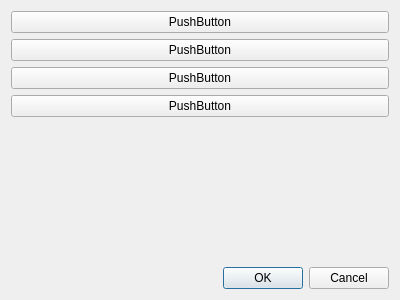
Qt form diplom/colormapdialog.ui (melkaya/project) before a commit.
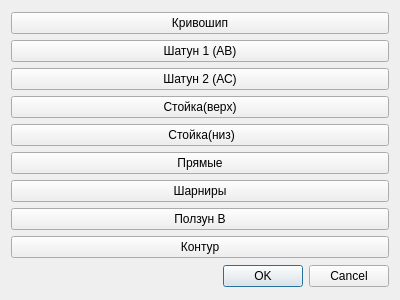
The same form after that commit.

```diff
--- a/diplom/colormapdialog.ui
+++ b/diplom/colormapdialog.ui
@@ -21,44 +21,81 @@
     <layout class="QVBoxLayout" name="verticalLayout_2">
      <item>
       <widget class="QPushButton" name="pushButton">
+       <property name="enabled">
+        <bool>true</bool>
+       </property>
+       <property name="sizePolicy">
+        <sizepolicy hsizetype="Preferred" vsizetype="Fixed">
+         <horstretch>0</horstretch>
+         <verstretch>0</verstretch>
+        </sizepolicy>
+       </property>
+       <property name="minimumSize">
+        <size>
+         <width>10</width>
+         <height>0</height>
+        </size>
+       </property>
        <property name="text">
-        <string>PushButton</string>
+        <string>Кривошип</string>
        </property>
       </widget>
      </item>
      <item>
       <widget class="QPushButton" name="pushButton_2">
        <property name="text">
-        <string>PushButton</string>
+        <string>Шатун 1 (АВ)</string>
        </property>
       </widget>
      </item>
      <item>
       <widget class="QPushButton" name="pushButton_3">
        <property name="text">
-        <string>PushButton</string>
+        <string>Шатун 2 (АС)</string>
        </property>
       </widget>
      </item>
      <item>
       <widget class="QPushButton" name="pushButton_4">
        <property name="text">
-        <string>PushButton</string>
+        <string> Стойка(верх) </string>
        </property>
       </widget>
      </item>
      <item>
-      <spacer name="verticalSpacer">
-       <property name="orientation">
-        <enum>Qt::Vertical</enum>
+      <widget class="QPushButton" name="pushButton_5">
+       <property name="text">
+        <string> Стойка(низ)</string>
        </property>
-       <property name="sizeHint" stdset="0">
-        <size>
-         <width>20</width>
-         <height>40</height>
-        </size>
+      </widget>
+     </item>
+     <item>
+      <widget class="QPushButton" name="pushButton_6">
+       <property name="text">
+        <string>Прямые</string>
        </property>
-      </spacer>
+      </widget>
+     </item>
+     <item>
+      <widget class="QPushButton" name="pushButton_7">
+       <property name="text">
+        <string>Шарниры</string>
+       </property>
+      </widget>
+     </item>
+     <item>
+      <widget class="QPushButton" name="pushButton_8">
+       <property name="text">
+        <string>Ползун В</string>
+       </property>
+      </widget>
+     </item>
+     <item>
+      <widget class="QPushButton" name="pushButton_9">
+       <property name="text">
+        <string>Контур</string>
+       </property>
+      </widget>
      </item>
     </layout>
    </item>
```
